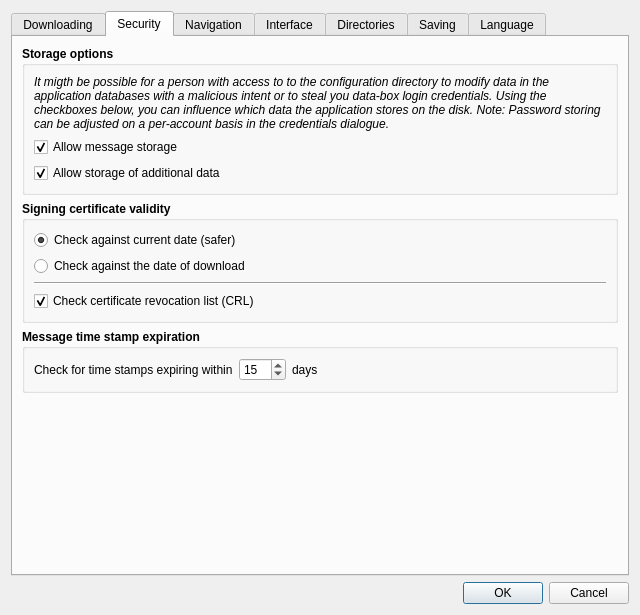
The window that src/gui/ui/dlg_preferences.ui (psakar/datovka) describes before a commit, drawn with Qt 5.
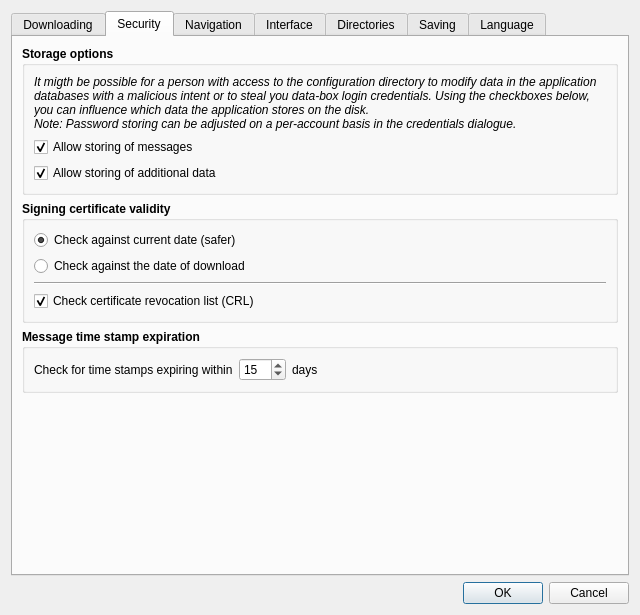
The same window after the commit. The open tabs and pages were chosen to show the change. Icons and pictures are not drawn.

Commit message: Updated Czech localisation.

Diff of the .ui file:
```diff
--- a/src/gui/ui/dlg_preferences.ui
+++ b/src/gui/ui/dlg_preferences.ui
@@ -517,7 +517,8 @@
              </font>
             </property>
             <property name="text">
-             <string>It migth be possible for a person with access to to the configuration directory to modify data in the application databases with a malicious intent or to steal you data-box login credentials. Using the checkboxes below, you can influence which data the application stores on the disk. Note: Password storing can be adjusted on a per-account basis in the credentials dialogue.</string>
+             <string>It migth be possible for a person with access to the configuration directory to modify data in the application databases with a malicious intent or to steal you data-box login credentials. Using the checkboxes below, you can influence which data the application stores on the disk.
+Note: Password storing can be adjusted on a per-account basis in the credentials dialogue.</string>
             </property>
             <property name="wordWrap">
              <bool>true</bool>
@@ -540,7 +541,7 @@
 than 90 day may not be available.</string>
             </property>
             <property name="text">
-             <string>Allow message storage</string>
+             <string>Allow storing of messages</string>
             </property>
             <property name="checked">
              <bool>true</bool>
@@ -562,7 +563,7 @@
 an attacker, but their nature makes it a relatively harmless possibility.</string>
             </property>
             <property name="text">
-             <string>Allow storage of additional data</string>
+             <string>Allow storing of additional data</string>
             </property>
             <property name="checked">
              <bool>true</bool>
```
Left out of the diff: 141 changed lines with no effect on the pictures. The commit also changes 2 other files.
